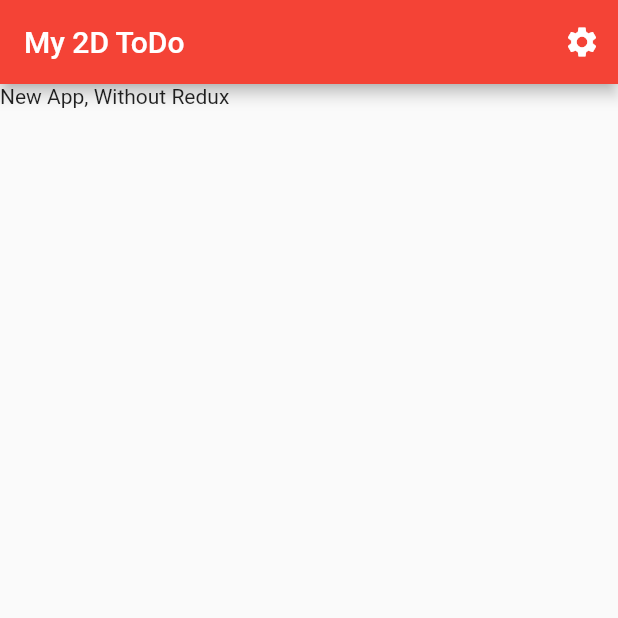
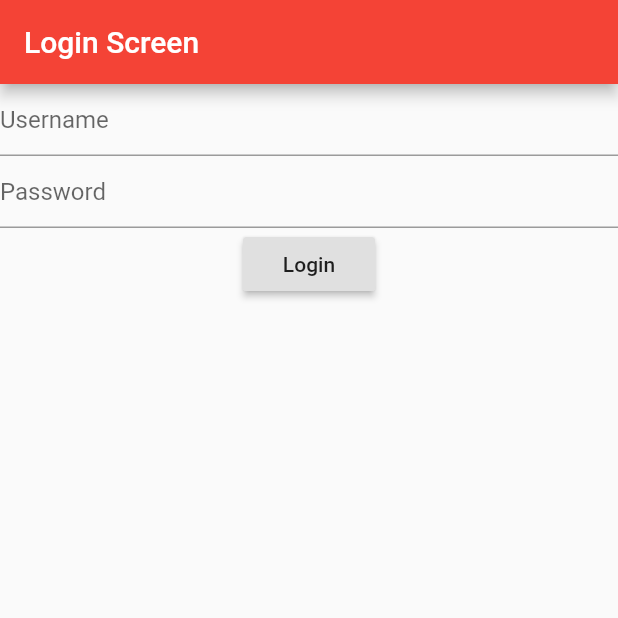
Before and after one commit to JPyke3/CA1-Assignment-Source, a Flutter app: the screen it shows after launch, on a phone screen of 412 x 824 dp, the top half of it. Run offline on Flutter 3.47's test engine with Material 2 defaults, Android fonts, the phone set to English and light mode, and no system bars; our stand-ins replace cloud_firestore; accounts and stored records are empty.

Commit message:
Added a auth screen
The old todo screen is still in the file and is stored under mainhome.dart, however for now we are just presenting the auth screen. The front end guys will need to pretty this up a bit

```diff
--- a/lib/routes.dart
+++ b/lib/routes.dart
@@ -1,4 +1,5 @@
-import 'package:My2D2Do/screens/myApp/myapp.dart';
+import 'package:My2D2Do/screens/MainHome.dart';
+import 'package:My2D2Do/screens/loginScreen.dart';
 import 'package:flutter/material.dart';
 
 class Routes {
@@ -11,7 +12,7 @@ class Routes {
         primaryColor: Colors.red,
         accentColor: Colors.green,
       ),
-      home: MyApp(),
+      home: LoginScreen(),
     ));
   }
 }
--- /dev/null
+++ b/lib/screens/loginScreen.dart
@@ -0,0 +1,44 @@
+import 'package:flutter/material.dart';
+
+class LoginScreen extends StatefulWidget {
+  @override
+  _LoginScreenState createState() => _LoginScreenState();
+}
+
+class _LoginScreenState extends State<LoginScreen> {
+  String username;
+  String password;
+  final GlobalKey<FormState> _formKey = new GlobalKey<FormState>();
+  @override
+  Widget build(BuildContext context) {
+    return Scaffold(
+      appBar: AppBar(
+        title: Text("Login Screen"),
+      ),
+      body: Form(
+        key: _formKey,
+              child: Column(
+          children: <Widget>[
+            TextFormField(
+              decoration: InputDecoration( hintText: "Username"),
+              onSaved: (user) => username = user,
+            ),
+            TextFormField(decoration: InputDecoration(hintText: "Password"),
+            obscureText: true,
+             onSaved: (pass) => password = pass,),
+            RaisedButton(
+              child: Text("Login"),
+              onPressed: () {
+                if(_formKey.currentState.validate()) {
+                  _formKey.currentState.save();
+                  //TODO: Brendan this is where you will put the logic for your username and password authentication
+                  //The user and pass is stored in two variables called Username and password.
+                }
+              },
+            )
+          ],
+        ),
+      ),
+    );
+  }
+}
```
Also changed, not shown: lib/screens/mainHome.dart (renamed from lib/screens/myApp/myapp.dart).
